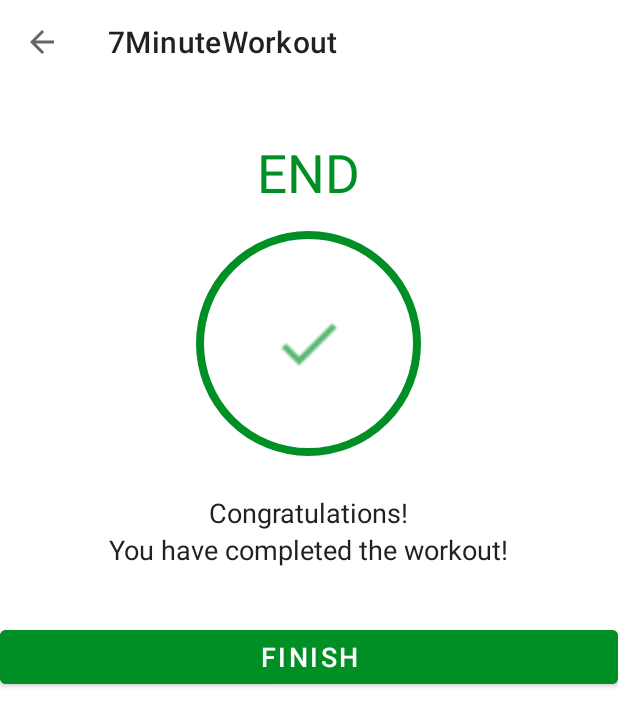
After one commit to synerf/7MinuteWorkout, an Android app: the FinishActivity screen opened directly, with no data from a screen before it, on a phone screen of 412 x 824 dp. The commit adds this screen. Shown: the top 726 px of the screen. Run offline under Robolectric (Android 15) with nearby library versions, the phone set to English and light mode, and no system bars.

Commit message:
add finish activity (final screen)

```diff
--- a/app/src/main/AndroidManifest.xml
+++ b/app/src/main/AndroidManifest.xml
@@ -16,6 +16,9 @@
         android:supportsRtl="true"
         android:theme="@style/Theme.7MinuteWorkout">
         <activity
+            android:name=".FinishActivity"
+            android:exported="false" />
+        <activity
             android:name=".ExerciseActivity"
             android:exported="false" />
         <activity
--- a/app/src/main/java/com/synerf/a7minuteworkout/ExerciseActivity.kt
+++ b/app/src/main/java/com/synerf/a7minuteworkout/ExerciseActivity.kt
@@ -1,5 +1,6 @@
 package com.synerf.a7minuteworkout
 
+import android.content.Intent
 import android.media.MediaPlayer
 import android.net.Uri
 import androidx.appcompat.app.AppCompatActivity
@@ -21,9 +22,12 @@ class ExerciseActivity : AppCompatActivity(), TextToSpeech.OnInitListener {
 
     private var restTimer: CountDownTimer? = null
     private var restProgress = 0
+    private var restTimerDuration: Long = 1
 
     private var exerciseTimer: CountDownTimer? = null
     private var exerciseProgress = 0
+    private var exerciseTimerDuration: Long = 3
+
 
     private var exerciseList: ArrayList<ExerciseModel>? = null
     private var currentExercisePosition = -1
@@ -120,7 +124,7 @@ class ExerciseActivity : AppCompatActivity(), TextToSpeech.OnInitListener {
     private fun setRestProgressBar() {
         binding?.progressBar?.progress = restProgress
 
-        restTimer = object: CountDownTimer(10000, 1000) {
+        restTimer = object: CountDownTimer(restTimerDuration*1000, 1000) {
             override fun onTick(millisUntilFinished: Long) {
                 restProgress++
                 binding?.progressBar?.progress = 10 - restProgress
@@ -139,25 +143,22 @@ class ExerciseActivity : AppCompatActivity(), TextToSpeech.OnInitListener {
     private fun setExerciseProgressBar() {
         binding?.progressBarExercise?.progress = exerciseProgress
 
-        exerciseTimer = object: CountDownTimer(30000, 1000) {
+        exerciseTimer = object: CountDownTimer(exerciseTimerDuration*1000, 1000) {
             override fun onTick(millisUntilFinished: Long) {
                 exerciseProgress++
                 binding?.progressBarExercise?.progress = 30 - exerciseProgress
                 binding?.tvTimerExercise?.text = (30 - exerciseProgress).toString()
             }
             override fun onFinish() {
-                exerciseList!![currentExercisePosition].setIsSelected(false)
-                exerciseList!![currentExercisePosition].setIsCompleted(true)
-                exerciseAdapter!!.notifyDataSetChanged()
-
                 if(currentExercisePosition < exerciseList?.size!! - 1) {
+                    exerciseList!![currentExercisePosition].setIsSelected(false)
+                    exerciseList!![currentExercisePosition].setIsCompleted(true)
+                    exerciseAdapter!!.notifyDataSetChanged()
                     setupRestView()
                 } else {
-                    Toast.makeText(
-                        this@ExerciseActivity,
-                        "Good Job! You have completed the 7 minutes workout",
-                        Toast.LENGTH_LONG
-                    ).show()
+                    finish()
+                    val intent = Intent(this@ExerciseActivity, FinishActivity::class.java)
+                    startActivity(intent)
                 }
             }
         }.start()
--- /dev/null
+++ b/app/src/main/java/com/synerf/a7minuteworkout/FinishActivity.kt
@@ -0,0 +1,30 @@
+package com.synerf.a7minuteworkout
+
+import androidx.appcompat.app.AppCompatActivity
+import android.os.Bundle
+import com.synerf.a7minuteworkout.databinding.ActivityFinishBinding
+
+class FinishActivity : AppCompatActivity() {
+
+    private var binding: ActivityFinishBinding? = null
+
+    override fun onCreate(savedInstanceState: Bundle?) {
+        super.onCreate(savedInstanceState)
+        binding = ActivityFinishBinding.inflate(layoutInflater)
+        setContentView(binding?.root)
+
+        setSupportActionBar(binding?.toolbarFinishActivity)
+
+        if(supportActionBar != null) {
+            supportActionBar?.setDisplayHomeAsUpEnabled(true)
+        }
+
+        binding?.toolbarFinishActivity?.setNavigationOnClickListener {
+            onBackPressed()
+        }
+
+        binding?.btnFinish?.setOnClickListener {
+            finish()
+        }
+    }
+}
--- /dev/null
+++ b/app/src/main/res/layout/activity_finish.xml
@@ -0,0 +1,68 @@
+<?xml version="1.0" encoding="utf-8"?>
+
+<LinearLayout xmlns:android="http://schemas.android.com/apk/res/android"
+    xmlns:tools="http://schemas.android.com/tools"
+    android:layout_width="match_parent"
+    android:layout_height="match_parent"
+    android:gravity="center_horizontal"
+    android:orientation="vertical"
+    tools:context=".FinishActivity">
+
+    <androidx.appcompat.widget.Toolbar
+        android:id="@+id/toolbar_finish_activity"
+        android:layout_width="match_parent"
+        android:layout_height="?android:attr/actionBarSize"
+        android:background="#FFFFFF" />
+
+    <TextView
+        android:id="@+id/tvEnd"
+        android:layout_width="wrap_content"
+        android:layout_height="wrap_content"
+        android:layout_marginTop="35dp"
+        android:text="END"
+        android:textColor="@color/colorAccent"
+        android:textSize="35sp" />
+
+    <LinearLayout
+        android:layout_width="150dp"
+        android:layout_height="150dp"
+        android:layout_gravity="center"
+        android:layout_marginTop="15dp"
+        android:background="@drawable/item_circular_color_accent_border"
+        android:gravity="center">
+
+        <!--Here the ic_action_done image in added in the drawables folders.-->
+        <ImageView
+            android:layout_width="50dp"
+            android:layout_height="50dp"
+            android:contentDescription="@string/image"
+            android:src="@drawable/ic_action_done" />
+    </LinearLayout>
+
+    <TextView
+        android:layout_width="wrap_content"
+        android:layout_height="wrap_content"
+        android:layout_marginTop="25dp"
+        android:text="Congratulations!"
+        android:textColor="#212121"
+        android:textSize="18sp" />
+
+    <TextView
+        android:layout_width="wrap_content"
+        android:layout_height="wrap_content"
+        android:text="You have completed the workout!"
+        android:textColor="#212121"
+        android:textSize="18sp" />
+
+    <Button
+        android:id="@+id/btnFinish"
+        android:layout_width="match_parent"
+        android:layout_height="wrap_content"
+        android:layout_gravity="bottom"
+        android:layout_marginTop="35dp"
+        android:backgroundTint="@color/colorAccent"
+        android:text="FINISH"
+        android:textColor="#FFFFFF"
+        android:textSize="18sp" />
+
+</LinearLayout>
```
Also changed, not shown: app/src/main/res/drawable/ic_action_done.png (added).
